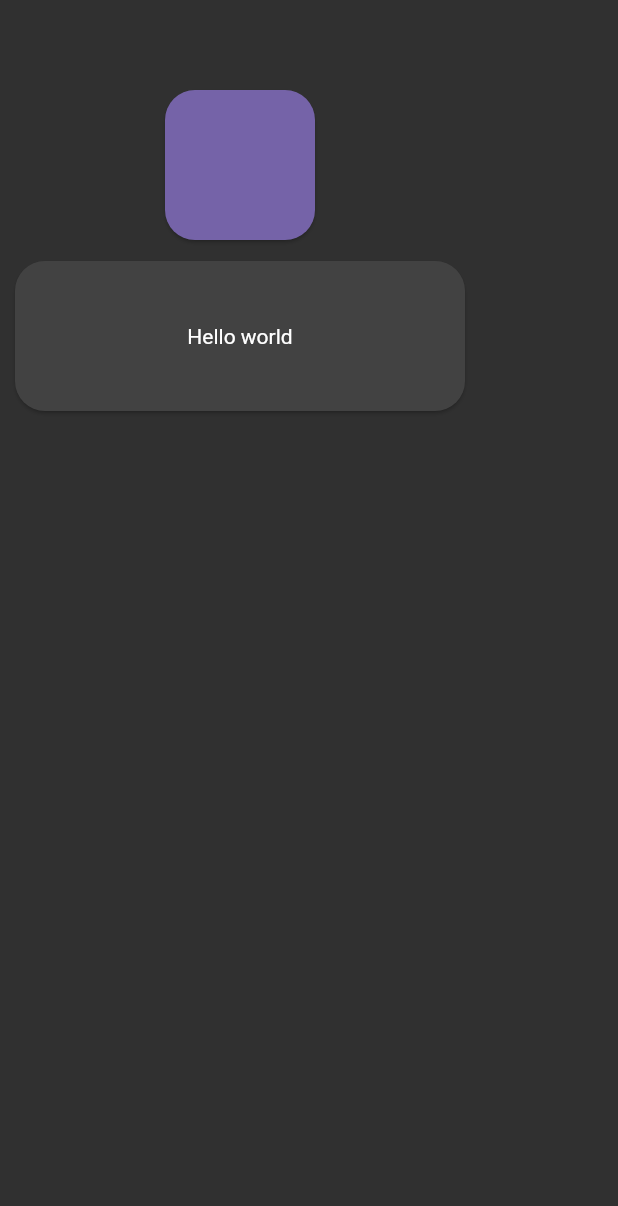
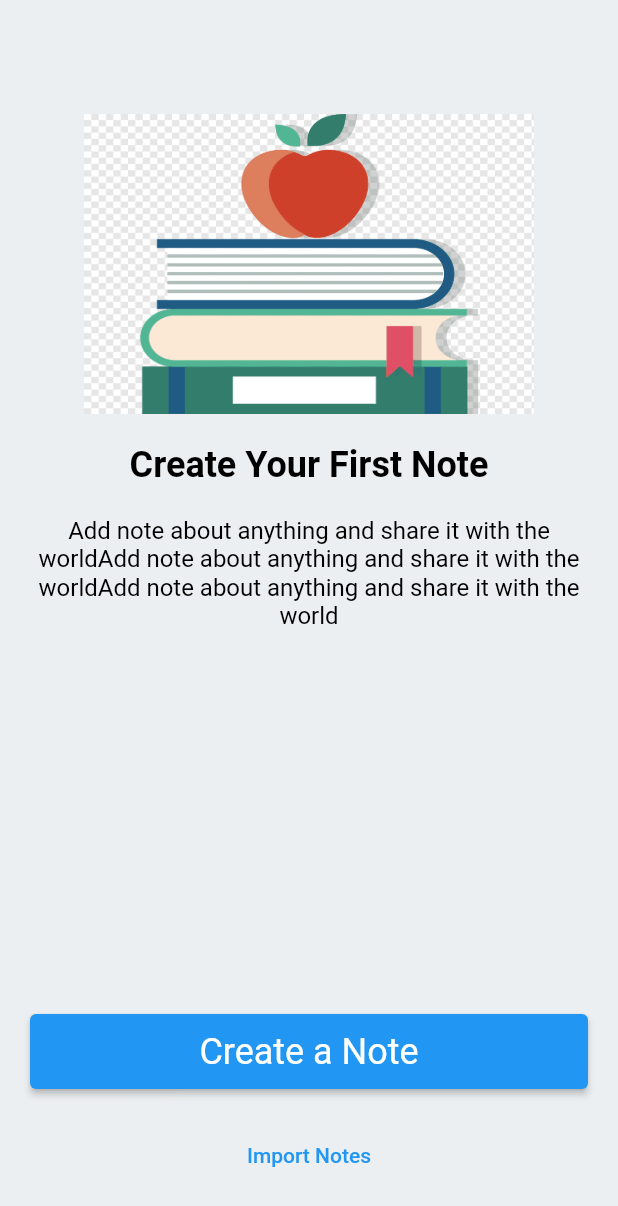
Before and after one commit to elifreis95/flutter_course_vb, a Flutter app: the screen it shows after launch, on a phone screen of 412 x 824 dp. Shown: the top 1206 px of the screen. Run offline on Flutter 3.47's test engine with Material 2 defaults, Android fonts, the phone set to English and light mode, and no system bars.

Commit message:
flutter full learn ekran tasarımı

```diff
--- a/analysis_options.yaml
+++ b/analysis_options.yaml
@@ -7,9 +7,9 @@
 
 # The following line activates a set of recommended lints for Flutter apps,
 # packages, and plugins designed to encourage good coding practices.
-include: package:flutter_lints/flutter.yaml
+#include: package:flutter_lints/flutter.yaml
 
-linter:
+#linter:
   # The lint rules applied to this project can be customized in the
   # section below to disable rules from the `package:flutter_lints/flutter.yaml`
   # included above or to enable additional rules. A list of all available lints
--- a/lib/101/image_learn.dart
+++ b/lib/101/image_learn.dart
@@ -1,4 +1,4 @@
-import 'dart:ui';
+
 
 import 'package:flutter/material.dart';
 
@@ -12,13 +12,11 @@ class ImageLearn extends StatelessWidget {
       body: Column(
         children: [
           SizedBox(
-            height: 400,
-            width: 400,
-            child: Image.asset(
-              ImageItems().roundFloral,
-              fit: BoxFit.cover,
-            ),
-          ),
+              height: 400,
+              width: 400,
+              child: PngImage(
+                name: ImageItems().appleBook,
+              )),
         ],
       ),
     );
@@ -26,10 +24,12 @@ class ImageLearn extends StatelessWidget {
 }
 
 class ImageItems {
-  final String roundFlowerFrame =
-      "assets/21-215322_floral-png-floral-png-round-flower-frame-png.png";
+  final String roundFlowerFrame = "flower_frame";
   final String roundFloral =
-      "assets/png/69-694072_roses-rose-pinkroses-pink-flowers-flower-floral-circle.png.";
+      "69-694072_roses-rose-pinkroses-pink-flowers-flower-floral-circle.png.";
+  final String roundFloralWithoutPath =
+      "69-694072_roses-rose-pinkroses-pink-flowers-flower-floral-circle.png.";
+  final String appleBook = "apple_book";
 }
 
 class PngImage extends StatelessWidget {
@@ -40,7 +40,7 @@ class PngImage extends StatelessWidget {
   Widget build(BuildContext context) {
     return Image.asset(
       'assets/png/$name.png',
-      fit: BoxFit.cover,
+      fit: BoxFit.fill,
     );
   }
 }
--- /dev/null
+++ b/lib/demos/note_demos_view.dart
@@ -0,0 +1,115 @@
+import 'package:flutter/material.dart';
+import 'package:flutter/services.dart';
+import 'package:flutter_full_learn/101/image_learn.dart';
+
+class NoteDemo extends StatelessWidget {
+  const NoteDemo({Key? key}) : super(key: key);
+  final _title = 'Create Your First Note';
+  final _desciption = 'Add note about anything and share it with the world';
+  final _createNote = 'Create a Note';
+  final _importNotes = 'Import Notes';
+
+  @override
+  Widget build(BuildContext context) {
+    return Scaffold(
+      appBar: AppBar(
+        systemOverlayStyle: SystemUiOverlayStyle.dark,
+      ),
+      backgroundColor: Colors.blueGrey[50],
+      body: Padding(
+        padding: PaddingItems.horizontalPadding,
+        child: Column(
+          children: [
+            Padding(
+              padding: PaddingItems.verticalPadding,
+              child: SizedBox(
+                  height: 200,
+                  width: 300,
+                  child: PngImage(name: ImageItems().appleBook)),
+            ),
+            _TitleWidget(title: _title),
+            Padding(
+              padding: PaddingItems.verticalPadding,
+              child: _SubTitleWidget(title: _desciption * 3),
+            ),
+            const Spacer(),
+            Padding(
+              padding: PaddingItems.verticalPadding,
+              child: _createButton(context),
+            ),
+            TextButton(onPressed: () {}, child: Text(_importNotes)),
+            SizedBox(
+              height: ButtonHights.textButtonHeight,
+            )
+          ],
+        ),
+      ),
+    );
+  }
+
+  ElevatedButton _createButton(BuildContext context) {
+    return ElevatedButton(
+        onPressed: () {},
+        child: SizedBox(
+            height: ButtonHights.buttonNormalHeight,
+            child: Center(
+                child: Text(
+              _createNote,
+              style: Theme.of(context).textTheme.headline5,
+            ))));
+  }
+}
+
+// center text widget
+class _SubTitleWidget extends StatelessWidget {
+  const _SubTitleWidget(
+      {Key? key, this.textAlign = TextAlign.center, required this.title})
+      : super(key: key);
+  final TextAlign textAlign;
+  final String title;
+
+  @override
+  Widget build(BuildContext context) {
+    return Text(
+      title,
+      textAlign: textAlign,
+      style: Theme.of(context)
+          .textTheme
+          .subtitle1
+          ?.copyWith(color: Colors.black, fontWeight: FontWeight.w400),
+    );
+  }
+}
+
+//title widget
+class _TitleWidget extends StatelessWidget {
+  const _TitleWidget({
+    Key? key,
+    required this.title,
+  }) : super(key: key);
+
+  final String title;
+
+  @override
+  Widget build(BuildContext context) {
+    return Text(
+      title,
+      style: Theme.of(context)
+          .textTheme
+          .headline5
+          ?.copyWith(color: Colors.black, fontWeight: FontWeight.w700),
+    );
+  }
+}
+
+// padding widget
+class PaddingItems {
+  static const EdgeInsets horizontalPadding =
+      EdgeInsets.symmetric(horizontal: 20);
+  static const EdgeInsets verticalPadding = EdgeInsets.symmetric(vertical: 20);
+}
+
+class ButtonHights {
+  static const double buttonNormalHeight = 50;
+  static const double textButtonHeight = 30;
+}
--- a/lib/main.dart
+++ b/lib/main.dart
@@ -12,6 +12,7 @@ import '101/icon_learn.dart';
 import '101/image_learn.dart';
 import '101/padding_learn.dart';
 import '101/stateless_learn.dart';
+import 'demos/note_demos_view.dart';
 
 
 void main() {
@@ -39,7 +40,7 @@ class MyApp extends StatelessWidget {
           actionsIconTheme:  IconThemeData(color: Colors.pink),
         )
       ),
-      home:const CardLearn()
+      home:const NoteDemo()
 
     );
   }
--- a/pubspec.yaml
+++ b/pubspec.yaml
@@ -58,9 +58,8 @@ flutter:
   uses-material-design: true
 
   # To add assets to your application, add an assets section, like this:
-  # assets:
-  # - assets/21-215322_floral-png-floral-png-round-flower-frame-png.png
-  # - assets/png/
+  assets:
+    - assets/png/
 
 
   # An image asset can refer to one or more resolution-specific "variants", see
```
Also changed, not shown: assets/png/apple_book.png (added), assets/png/flower_frame.png (renamed from assets/png/21-215322_floral-png-floral-png-round-flower-frame-png.png).
